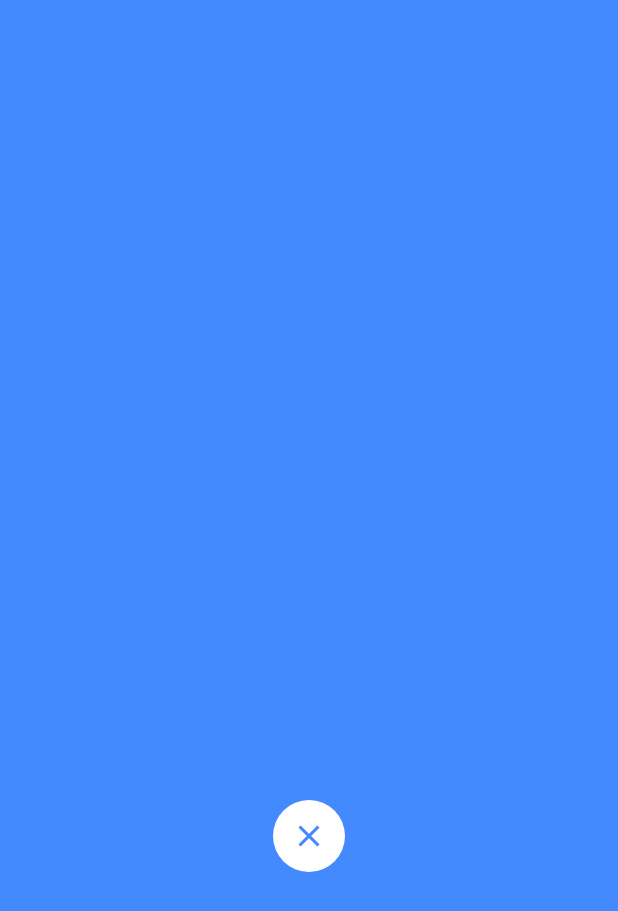
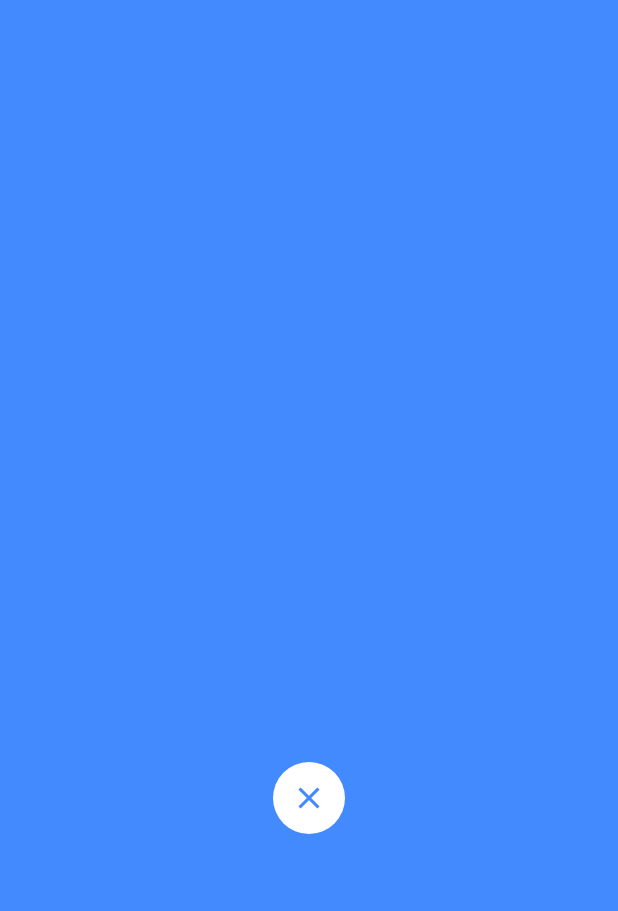
Before and after one commit to khamidjon/kyla_task, a Flutter app: the screen it shows after launch, on a phone screen of 412 x 824 dp. Shown: the top 911 px of the screen. Run offline on Flutter 3.47's test engine with Material 2 defaults, Android fonts, the phone set to English and light mode, and no system bars.

Commit message:
- final result

```diff
--- a/lib/main.dart
+++ b/lib/main.dart
@@ -1,6 +1,5 @@
 import 'package:flutter/material.dart';
 import 'package:khamidjon_kyla/slidable_button.dart';
-import 'package:khamidjon_kyla/slidable_button_position.dart';
 
 void main() {
   runApp(const MyApp());
@@ -17,15 +16,13 @@ class MyApp extends StatelessWidget {
         colorScheme: ColorScheme.fromSeed(seedColor: Colors.deepPurple),
         useMaterial3: true,
       ),
-      home: const MyHomePage(title: 'Flutter Demo Home Page'),
+      home: const MyHomePage(),
     );
   }
 }
 
 class MyHomePage extends StatefulWidget {
-  const MyHomePage({super.key, required this.title});
-
-  final String title;
+  const MyHomePage({super.key});
 
   @override
   State<MyHomePage> createState() => _MyHomePageState();
@@ -52,21 +49,17 @@ class _MyHomePageState extends State<MyHomePage> {
               maintainSize: true,
               child: const Align(
                 alignment: Alignment.bottomCenter,
-                child: FinalStateWidget(),
+                child: BottomNavigationWidget(),
               ),
             ),
             Align(
               alignment: Alignment.bottomCenter,
               child: VerticalSlidableButton(
-                height: MediaQuery.of(context).size.height / 3,
-                width: 48,
-                buttonHeight: 48.0,
                 buttonColor: _isInitialState ? Colors.white : Colors.blueAccent,
-                label: Icon(
+                icon: Icon(
                   Icons.close,
                   color: _isInitialState ? Colors.blueAccent : Colors.white,
                 ),
-                completeSlideAt: _isInitialState ? 0.0 : 1.0,
                 onChanged: (position) {
                   setState(() {
                     _isInitialState = position == SlidableButtonPosition.start;
@@ -81,8 +74,8 @@ class _MyHomePageState extends State<MyHomePage> {
   }
 }
 
-class FinalStateWidget extends StatelessWidget {
-  const FinalStateWidget({
+class BottomNavigationWidget extends StatelessWidget {
+  const BottomNavigationWidget({
     super.key,
   });
 
@@ -101,7 +94,7 @@ class FinalStateWidget extends StatelessWidget {
           icon: const Icon(Icons.search),
           color: Colors.deepPurpleAccent,
         ),
-        const SizedBox(width: 24),
+        const SizedBox(width: 32),
         IconButton(
           onPressed: () {},
           icon: const Icon(Icons.flash_on),
--- a/lib/slidable_button.dart
+++ b/lib/slidable_button.dart
@@ -1,119 +1,30 @@
 import 'package:flutter/material.dart';
-import 'package:khamidjon_kyla/slidable_button_clipper.dart';
-import 'package:khamidjon_kyla/slidable_button_position.dart';
 import 'package:khamidjon_kyla/slidable_simulation.dart';
 
+enum SlidableButtonPosition {
+  start,
+  end,
+}
+
 class VerticalSlidableButton extends StatefulWidget {
-  /// Label of the button.
-  final Widget? label;
-
-  /// A widget that is behind the button.
-  final Widget? child;
-
-  /// Button color if it disabled.
-  ///
-  /// [disabledColor] is set to `Colors.grey` by default.
-  final Color? disabledColor;
-
-  /// The color of button.
-  ///
-  /// If null, it will be transparent.
+  final Widget icon;
   final Color? buttonColor;
-
-  /// The color of background.
-  ///
-  /// If null, it will be transparent.
-  final Color? color;
-
-  /// Border of area slide (usually called background).
-  final BoxBorder? border;
-
-  /// Border Radius for the button and it's child.
-  ///
-  /// Default value is `const BorderRadius.all(const Radius.circular(60.0))`
   final BorderRadius borderRadius;
-
-  /// The height of this widget (button and it's background).
-  ///
-  /// Default value is 120.0.
-  final double height;
-
-  /// Width of area slide (usually called background).
-  ///
-  /// Default value is 36.0.
+  final double slideHeight;
   final double width;
-
-  /// Width of button. If [buttonHeight] is still null and the [label] is not null, this will automatically wrapping [label].
-  ///
-  /// The minimum size is [height], and the maximum size is three quarters from [width].
   final double? buttonHeight;
-
-  /// It means the effect while and after sliding.
-  ///
-  /// If `true`, [child] will disappear along with button sliding. Otherwise, it stay visible even the button was slide.
-  final bool dismissible;
-
-  /// Initial button position. It can on the left or right.
-  final SlidableButtonPosition initialPosition;
-
-  /// The % at which the slide gesture should be considered as completed (0 to 1)
-  ///
-  /// Default value is 0.5.
-  final double completeSlideAt;
-
-  /// Listen to position, is button on the left or right.
-  ///
-  /// You must set this argument although is null.
   final ValueChanged<SlidableButtonPosition>? onChanged;
 
-  /// Controller for the button while sliding.
-  final AnimationController? controller;
-
-  /// Restart animation when the position is opposite to initialPosition
-  ///
-  /// Default value false
-  final bool isRestart;
-
-  /// If true the button's position can be left, right, or sliding. Otherwise only left or right.
-  ///
-  /// Default value false
-  final bool tristate;
-
-  /// Button will auto slide to nearest point after drag released if true, otherwise will not slide.
-  ///
-  /// Default value true
-  final bool autoSlide;
-
-  /// Whether the button can be stopped at center position.
-  ///
-  /// This will ignore and lock [completeSlideAt] to default value.
-  ///
-  /// Default value false
-  final bool centerPoint;
-
-  /// Creates a [VerticalSlidableButton]
   const VerticalSlidableButton({
     super.key,
     required this.onChanged,
-    this.controller,
-    this.child,
-    this.autoSlide = true,
-    this.disabledColor,
+    required this.icon,
     this.buttonColor,
-    this.color,
-    this.label,
-    this.border,
     this.borderRadius = const BorderRadius.all(Radius.circular(60.0)),
-    this.initialPosition = SlidableButtonPosition.start,
-    double completeSlideAt = 0.5,
-    this.height = 120.0,
-    this.width = 36.0,
-    this.buttonHeight,
-    this.dismissible = true,
-    this.isRestart = false,
-    this.tristate = false,
-    this.centerPoint = false,
-  }) : completeSlideAt = centerPoint ? 0.5 : completeSlideAt;
+    this.slideHeight = 300.0,
+    this.width = 48.0,
+    this.buttonHeight = 48.0,
+  });
 
   @override
   State<VerticalSlidableButton> createState() => _VerticalSlidableButtonState();
@@ -125,9 +36,7 @@ class _VerticalSlidableButtonState extends State<VerticalSlidableButton>
   final GlobalKey _positionedKey = GlobalKey();
 
   late final AnimationController _controller;
-  late Animation<double> _contentAnimation;
   Offset _start = Offset.zero;
-  bool _isSliding = false;
 
   RenderBox? get _positioned =>
       _positionedKey.currentContext!.findRenderObject() as RenderBox?;
@@ -135,27 +44,13 @@ class _VerticalSlidableButtonState extends State<VerticalSlidableButton>
   RenderBox? get _container =>
       _containerKey.currentContext!.findRenderObject() as RenderBox?;
 
-  double get _buttonHeight {
-    final height = widget.buttonHeight ?? double.minPositive;
-    final maxHeight = widget.height * 3 / 4;
-    if (height > maxHeight) return maxHeight;
-    return height;
-  }
-
   @override
   void initState() {
     super.initState();
-    _controller = widget.controller ??
-        AnimationController.unbounded(
+    _controller = AnimationController.unbounded(
       vsync: this,
     );
-    _contentAnimation = Tween<double>(begin: 1.0, end: 0.0).animate(
-      CurvedAnimation(
-        parent: _controller,
-        curve: Curves.easeOut,
-      ),
-    );
-    _initialPositionController();
+    _controller.value = 0.0;
   }
 
   @override
@@ -165,63 +60,15 @@ class _VerticalSlidableButtonState extends State<VerticalSlidableButton>
   }
 
   @override
-  void didUpdateWidget(covariant VerticalSlidableButton oldWidget) {
-    super.didUpdateWidget(oldWidget);
-
-    if (widget.initialPosition != oldWidget.initialPosition) {
-      _initialPositionController();
-    }
-  }
-
-  void _initialPositionController() {
-    switch (widget.initialPosition) {
-      case SlidableButtonPosition.start:
-        _controller.value = 0.0;
-        break;
-      case SlidableButtonPosition.center:
-        _controller.value = 0.5;
-        break;
-      case SlidableButtonPosition.end:
-        _controller.value = 1.0;
-        break;
-      default:
-    }
-  }
-
-  @override
   Widget build(BuildContext context) {
     return Container(
       width: widget.width,
-      height: widget.height,
-      decoration: BoxDecoration(
-        border: widget.border,
-        borderRadius: widget.borderRadius,
+      height: widget.slideHeight,
+      decoration: const BoxDecoration(
+        borderRadius: BorderRadius.all(Radius.circular(32.0)),
       ),
-      child: Stack(
+      child: AnimatedBuilder(
         key: _containerKey,
-        children: <Widget>[
-          DecoratedBox(
-            decoration: BoxDecoration(
-              color: widget.color,
-              borderRadius: widget.borderRadius,
-            ),
-            child: widget.dismissible
-                ? ClipRRect(
-                    clipper: SlidableButtonClipper(
-                      animation: _controller,
-                      borderRadius: widget.borderRadius,
-                    ),
-                    borderRadius: widget.borderRadius,
-                    child: SizedBox.expand(
-                      child: FadeTransition(
-                        opacity: _contentAnimation,
-                        child: widget.child,
-                      ),
-                    ),
-                  )
-                : SizedBox.expand(child: widget.child),
-          ),
-          AnimatedBuilder(
         animation: _controller,
         builder: (context, child) => Align(
           alignment: Alignment(0.0, (_controller.value * 2.0) - 1.0),
@@ -229,26 +76,22 @@ class _VerticalSlidableButtonState extends State<VerticalSlidableButton>
         ),
         child: Container(
           key: _positionedKey,
-              height: _buttonHeight,
+          height: widget.buttonHeight,
           width: widget.width,
           decoration: BoxDecoration(
-                borderRadius: widget.borderRadius,
-                color: widget.onChanged == null
-                    ? widget.disabledColor ?? Colors.grey
-                    : widget.buttonColor,
+            borderRadius: const BorderRadius.all(Radius.circular(32.0)),
+            color: widget.onChanged == null ? Colors.grey : widget.buttonColor,
           ),
           child: widget.onChanged == null
-                  ? Center(child: widget.label)
+              ? Center(child: widget.icon)
               : GestureDetector(
-                      behavior: HitTestBehavior.translucent,
+                  behavior: HitTestBehavior.opaque,
                   onHorizontalDragStart: _onDragStart,
                   onHorizontalDragUpdate: _onDragUpdate,
                   onHorizontalDragEnd: _onDragEnd,
-                      child: Center(child: widget.label),
+                  child: Center(child: widget.icon),
                 ),
         ),
-          ),
-        ],
       ),
     );
   }
@@ -263,29 +106,9 @@ class _VerticalSlidableButtonState extends State<VerticalSlidableButton>
     final pos = _container!.globalToLocal(details.globalPosition) - _start;
     final extent = _container!.size.height - _positioned!.size.height;
     _controller.value = (pos.dy.clamp(0.0, extent) / extent);
-
-    if (widget.tristate && !_isSliding) {
-      _isSliding = true;
-      _onChanged(SlidableButtonPosition.sliding);
-    }
   }
 
   void _onDragEnd(DragEndDetails details) {
-    if (!widget.autoSlide) return _afterDragEnd();
-
-    if (widget.centerPoint) {
-      if (_controller.value > 0.25 && _controller.value < 0.75) {
-        _controller
-            .animateTo(
-              0.5,
-              duration: const Duration(milliseconds: 500),
-              curve: Curves.easeIn,
-            )
-            .whenComplete(_afterDragEnd);
-        return;
-      }
-    }
-
     final extent = _container!.size.height - _positioned!.size.height;
     double fractionalVelocity = (details.primaryVelocity! / extent).abs();
     if (fractionalVelocity < 0.5) {
@@ -293,7 +116,7 @@ class _VerticalSlidableButtonState extends State<VerticalSlidableButton>
     }
 
     double acceleration, velocity;
-    if (_controller.value >= widget.completeSlideAt) {
+    if (_controller.value >= 0.5) {
       acceleration = 0.5;
       velocity = fractionalVelocity;
     } else {
@@ -317,18 +140,8 @@ class _VerticalSlidableButtonState extends State<VerticalSlidableButton>
     if (_controller.value > 0.5) {
       position = SlidableButtonPosition.end;
     } else {
-      if (widget.centerPoint && _controller.value == 0.5) {
-        position = SlidableButtonPosition.center;
-      } else {
       position = SlidableButtonPosition.start;
     }
-    }
-
-    if (widget.isRestart && widget.initialPosition != position) {
-      _initialPositionController();
-    }
-
-    _isSliding = false;
 
     _onChanged(position);
   }
--- a/lib/slidable_button_clipper.dart
+++ /dev/null
@@ -1,26 +0,0 @@
-import 'package:flutter/material.dart';
-
-class SlidableButtonClipper extends CustomClipper<RRect> {
-  const SlidableButtonClipper({
-    required this.animation,
-    required this.borderRadius,
-  }) : super(reclip: animation);
-
-  final Animation<double> animation;
-  final BorderRadius borderRadius;
-
-  @override
-  RRect getClip(Size size) {
-    return borderRadius.toRRect(
-      Rect.fromLTRB(
-        size.width * animation.value,
-        0.0,
-        size.width,
-        size.height,
-      ),
-    );
-  }
-
-  @override
-  bool shouldReclip(SlidableButtonClipper oldClipper) => true;
-}
--- a/lib/slidable_button_position.dart
+++ /dev/null
@@ -1,9 +0,0 @@
-/// Position of button which on the left or right
-enum SlidableButtonPosition {
-  start,
-  center,
-  end,
-
-  /// Only available if `tristate` is true
-  sliding,
-}
```
Also changed, not shown: lib/slidable_simulation.dart (+5 -5 lines), 1 other file. Lines whose indentation alone changed are shown as unchanged.
